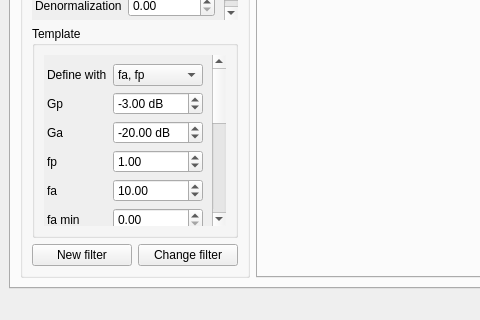
This is designer/mainwindow.ui in juan-sb/filtertool-tc22 as Qt 5 draws it before an edit; both pictures show x 0 to 480 and y 327 to 647 of the 1076 by 647 pixel window. The edited form follows.
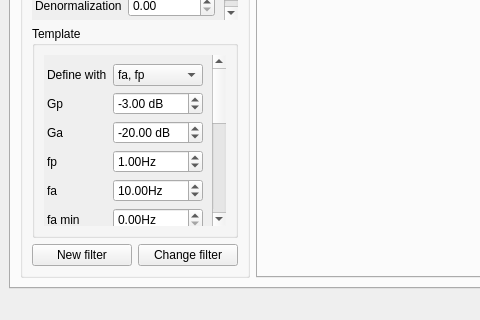
This is the edited form. The open tabs and pages were chosen to show the change. Custom widgets are drawn as their Qt base class.

```diff
--- a/designer/mainwindow.ui
+++ b/designer/mainwindow.ui
@@ -1724,8 +1724,11 @@
                     <property name="enabled">
                      <bool>true</bool>
                     </property>
+                    <property name="suffix">
+                     <string>Hz</string>
+                    </property>
                     <property name="maximum">
-                     <double>9999.989999999999782</double>
+                     <double>1000000000.000000000000000</double>
                     </property>
                     <property name="value">
                      <double>1.000000000000000</double>
@@ -1792,8 +1795,11 @@
                     <property name="enabled">
                      <bool>true</bool>
                     </property>
+                    <property name="suffix">
+                     <string>Hz</string>
+                    </property>
                     <property name="maximum">
-                     <double>9999999.000000000000000</double>
+                     <double>1000000000.000000000000000</double>
                     </property>
                     <property name="value">
                      <double>10.000000000000000</double>
@@ -1883,8 +1889,11 @@
                     <property name="enabled">
                      <bool>true</bool>
                     </property>
+                    <property name="suffix">
+                     <string>Hz</string>
+                    </property>
                     <property name="maximum">
-                     <double>9999999.000000000000000</double>
+                     <double>999999999.000000000000000</double>
                     </property>
                    </widget>
                   </item>
```
Left out of the diff: 90 changed lines with no effect on the pictures.
